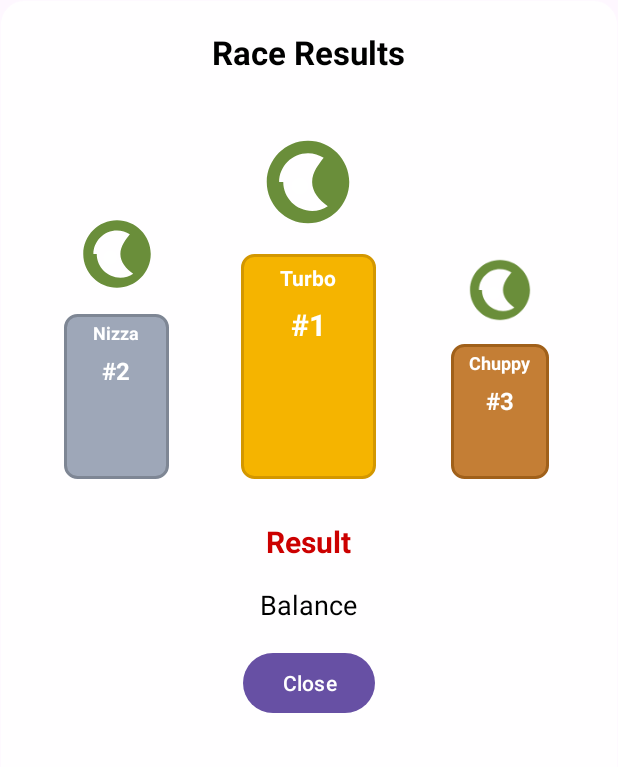
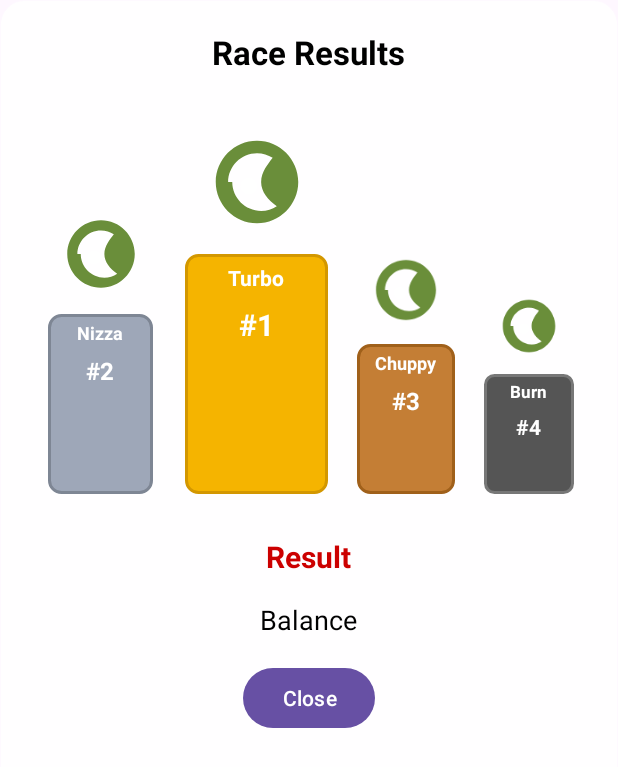
Before and after one commit to anhtu2808/Turbo88, an Android app: the layout activity_result.xml on its own in the app's theme, with its tools: preview values and no code run, on a phone screen of 412 x 824 dp. Shown: the top 767 px of the screen. Run offline under Robolectric (Android 15) with nearby library versions, the phone set to English and light mode, and no system bars.

Commit message:
add 4 podium

```diff
--- /dev/null
+++ b/app/src/main/res/drawable/podium_block_fourth.xml
@@ -0,0 +1,5 @@
+<shape xmlns:android="http://schemas.android.com/apk/res/android" android:shape="rectangle">
+    <solid android:color="#555555"/>
+    <corners android:radius="6dp"/>
+    <stroke android:width="2dp" android:color="#777777"/>
+</shape>
--- a/app/src/main/res/layout/activity_result.xml
+++ b/app/src/main/res/layout/activity_result.xml
@@ -23,11 +23,11 @@
             android:textStyle="bold"
             android:layout_marginBottom="20dp" />
 
-        <!-- PODIUM -->
+        <!-- PODIUM 4 BỤC -->
         <LinearLayout
             android:id="@+id/podiumContainer"
             android:layout_width="match_parent"
-            android:layout_height="250dp"
+            android:layout_height="260dp"
             android:gravity="bottom|center_horizontal"
             android:orientation="horizontal"
             android:layout_marginBottom="28dp">
@@ -37,7 +37,7 @@
                 android:id="@+id/colSecond"
                 android:layout_width="0dp"
                 android:layout_height="match_parent"
-                android:layout_weight="1"
+                android:layout_weight="1.05"
                 android:gravity="bottom|center_horizontal"
                 android:orientation="vertical">
 
@@ -46,12 +46,12 @@
                     android:layout_width="72dp"
                     android:layout_height="72dp"
                     android:src="@drawable/ic_snail_placeholder"
-                    android:contentDescription="@string/app_name"
-                    android:layout_marginBottom="4dp" />
+                    android:layout_marginBottom="4dp"
+                    android:contentDescription="@string/app_name" />
 
                 <LinearLayout
                     android:layout_width="70dp"
-                    android:layout_height="110dp"
+                    android:layout_height="120dp"
                     android:background="@drawable/podium_block_second"
                     android:gravity="center_horizontal"
                     android:orientation="vertical"
@@ -86,7 +86,7 @@
                 android:id="@+id/colFirst"
                 android:layout_width="0dp"
                 android:layout_height="match_parent"
-                android:layout_weight="1.2"
+                android:layout_weight="1.25"
                 android:gravity="bottom|center_horizontal"
                 android:orientation="vertical">
 
@@ -95,12 +95,12 @@
                     android:layout_width="88dp"
                     android:layout_height="88dp"
                     android:src="@drawable/ic_snail_placeholder"
-                    android:contentDescription="@string/app_name"
-                    android:layout_marginBottom="4dp" />
+                    android:layout_marginBottom="4dp"
+                    android:contentDescription="@string/app_name" />
 
                 <LinearLayout
-                    android:layout_width="90dp"
-                    android:layout_height="150dp"
+                    android:layout_width="95dp"
+                    android:layout_height="160dp"
                     android:background="@drawable/podium_block_first"
                     android:gravity="center_horizontal"
                     android:orientation="vertical"
@@ -135,7 +135,7 @@
                 android:id="@+id/colThird"
                 android:layout_width="0dp"
                 android:layout_height="match_parent"
-                android:layout_weight="1"
+                android:layout_weight="0.95"
                 android:gravity="bottom|center_horizontal"
                 android:orientation="vertical">
 
@@ -144,12 +144,12 @@
                     android:layout_width="64dp"
                     android:layout_height="64dp"
                     android:src="@drawable/ic_snail_placeholder"
-                    android:contentDescription="@string/app_name"
-                    android:layout_marginBottom="4dp" />
+                    android:layout_marginBottom="4dp"
+                    android:contentDescription="@string/app_name" />
 
                 <LinearLayout
                     android:layout_width="65dp"
-                    android:layout_height="90dp"
+                    android:layout_height="100dp"
                     android:background="@drawable/podium_block_third"
                     android:gravity="center_horizontal"
                     android:orientation="vertical"
@@ -178,6 +178,56 @@
                         android:layout_marginTop="6dp" />
                 </LinearLayout>
             </LinearLayout>
+
+            <!-- Fourth -->
+            <LinearLayout
+                android:id="@+id/colFourth"
+                android:layout_width="0dp"
+                android:layout_height="match_parent"
+                android:layout_weight="0.85"
+                android:gravity="bottom|center_horizontal"
+                android:orientation="vertical">
+
+                <ImageView
+                    android:id="@+id/imgFourth"
+                    android:layout_width="56dp"
+                    android:layout_height="56dp"
+                    android:src="@drawable/ic_snail_placeholder"
+                    android:layout_marginBottom="4dp"
+                    android:contentDescription="@string/app_name" />
+
+                <LinearLayout
+                    android:layout_width="60dp"
+                    android:layout_height="80dp"
+                    android:background="@drawable/podium_block_fourth"
+                    android:gravity="center_horizontal"
+                    android:orientation="vertical"
+                    android:padding="4dp">
+
+                    <TextView
+                        android:id="@+id/tvFourthName"
+                        android:layout_width="wrap_content"
+                        android:layout_height="wrap_content"
+                        android:text="-"
+                        tools:text="Burn"
+                        android:textColor="#ffffff"
+                        android:textSize="11sp"
+                        android:textStyle="bold"
+                        android:gravity="center"
+                        android:maxLines="2" />
+
+                    <TextView
+                        android:id="@+id/tvFourthLabel"
+                        android:layout_width="wrap_content"
+                        android:layout_height="wrap_content"
+                        android:text="#4"
+                        android:textColor="#ffffff"
+                        android:textStyle="bold"
+                        android:textSize="14sp"
+                        android:layout_marginTop="6dp" />
+                </LinearLayout>
+            </LinearLayout>
+
         </LinearLayout>
 
         <TextView
```
Also changed, not shown: app/src/main/java/com/anhtu/turbo88/MainActivity.java (+46 -8 lines), app/src/main/java/com/anhtu/turbo88/ui/ResultActivity.java (+52 -21 lines).
